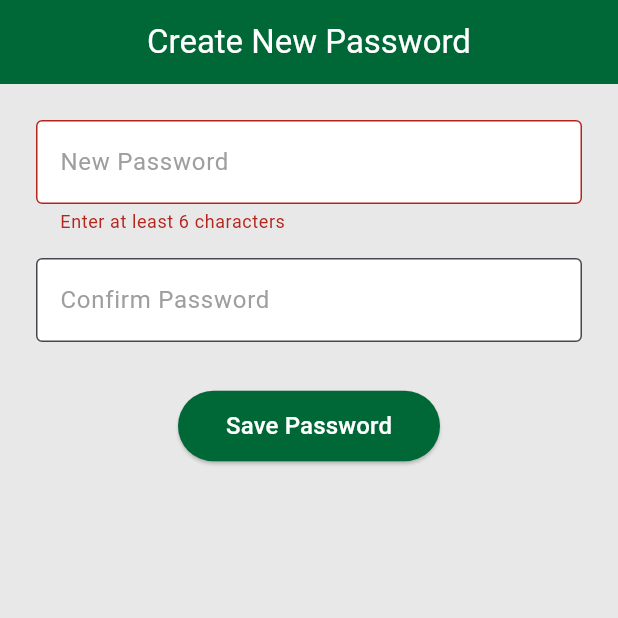
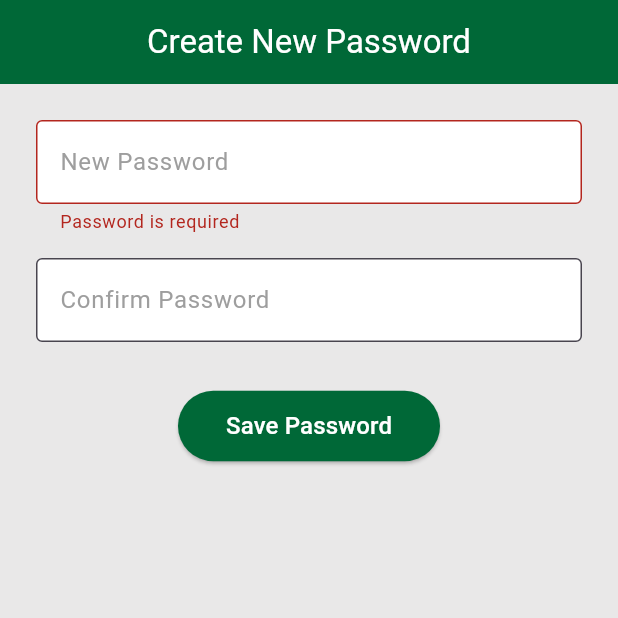
Before and after one commit to bounswe/bounswe2025group6, a Flutter app: the CreateNewPasswordPage screen opened directly with empty values, after a tap on "Save Password", on a phone screen of 412 x 824 dp, the top half of it. Run offline on Flutter 3.47's test engine with Material 3 defaults, Android fonts, the phone set to English and light mode, and no system bars; our stand-ins replace file_picker, flutter_secure_storage; accounts and stored records are empty.

Commit message:
Completed the reset password flow

```diff
--- a/mobile/lib/screens/new_password_screen.dart
+++ b/mobile/lib/screens/new_password_screen.dart
@@ -4,10 +4,12 @@ import 'package:fithub/services/auth_service.dart';
 
 class CreateNewPasswordPage extends StatefulWidget {
   final String email;
+  final String token;
   final AuthService? authService;
 
   const CreateNewPasswordPage({
     required this.email,
+    required this.token,
     this.authService,
     super.key,
   });
@@ -20,12 +22,52 @@ class _CreateNewPasswordPageState extends State<CreateNewPasswordPage> {
   final _formKey = GlobalKey<FormState>();
   final _newPasswordController = TextEditingController();
   final _repeatPasswordController = TextEditingController();
+  bool _isLoading = false;
+  late final AuthService _authService;
 
-  void _submitForm() {
+  @override
+  void initState() {
+    super.initState();
+    _authService = widget.authService ?? AuthService();
+  }
+
+  Future<void> _submitForm() async {
     if (_formKey.currentState!.validate()) {
-      final newPassword = _newPasswordController.text;
-      debugPrint("New password: $newPassword");
-      // TODO: Send password to backend
+      setState(() {
+        _isLoading = true;
+      });
+
+      try {
+        final newPassword = _newPasswordController.text;
+        await _authService.resetPassword(widget.token, newPassword);
+
+        if (mounted) {
+          ScaffoldMessenger.of(context).showSnackBar(
+            const SnackBar(
+              content: Text('Password reset successful'),
+              backgroundColor: AppTheme.primaryGreen,
+            ),
+          );
+
+          // Navigate to login screen
+          Navigator.of(context).popUntil((route) => route.isFirst);
+        }
+      } catch (e) {
+        if (mounted) {
+          ScaffoldMessenger.of(context).showSnackBar(
+            SnackBar(
+              content: Text(e.toString()),
+              backgroundColor: Colors.red,
+            ),
+          );
+        }
+      } finally {
+        if (mounted) {
+          setState(() {
+            _isLoading = false;
+          });
+        }
+      }
     }
   }
 
@@ -34,6 +76,16 @@ class _CreateNewPasswordPageState extends State<CreateNewPasswordPage> {
     _newPasswordController.dispose();
     _repeatPasswordController.dispose();
     super.dispose();
+  }
+
+  String? _validatePassword(String? value) {
+    if (value == null || value.isEmpty) {
+      return 'Password is required';
+    }
+    if (value.length < 8) {
+      return 'Password must be at least 8 characters';
+    }
+    return null;
   }
 
   @override
@@ -59,10 +111,7 @@ class _CreateNewPasswordPageState extends State<CreateNewPasswordPage> {
                   labelText: 'New Password',
                   border: OutlineInputBorder(),
                 ),
-                validator: (value) =>
-                value != null && value.length >= 6
-                    ? null
-                    : 'Enter at least 6 characters',
+                validator: _validatePassword,
               ),
               const SizedBox(height: 16),
               TextFormField(
@@ -81,15 +130,24 @@ class _CreateNewPasswordPageState extends State<CreateNewPasswordPage> {
               ),
               const SizedBox(height: 32),
               ElevatedButton(
-                onPressed: _submitForm,
+                onPressed: _isLoading ? null : _submitForm,
                 style: ElevatedButton.styleFrom(
                   backgroundColor: AppTheme.primaryGreen,
                   padding: const EdgeInsets.symmetric(horizontal: 32, vertical: 12),
                 ),
-                child: const Text(
-                  'Save Password',
-                  style: TextStyle(fontSize: 16, color: Colors.white),
-                ),
+                child: _isLoading
+                    ? const SizedBox(
+                        width: 20,
+                        height: 20,
+                        child: CircularProgressIndicator(
+                          color: Colors.white,
+                          strokeWidth: 2,
+                        ),
+                      )
+                    : const Text(
+                        'Save Password',
+                        style: TextStyle(fontSize: 16, color: Colors.white),
+                      ),
               ),
             ],
           ),
--- a/mobile/lib/screens/verify_code_screen.dart
+++ b/mobile/lib/screens/verify_code_screen.dart
@@ -120,7 +120,7 @@ class _VerifyCodeScreenState extends State<VerifyCodeScreen> {
       });
 
       try {
-        await _authService.verifyResetCode(
+        final token = await _authService.verifyResetCode(
           widget.email,
           _resetCodeController.text.trim(),
         );
@@ -133,12 +133,13 @@ class _VerifyCodeScreenState extends State<VerifyCodeScreen> {
             ),
           );
 
-          // Navigate to new password screen
+          // Navigate to new password screen with token
           Navigator.pushReplacement(
             context,
             MaterialPageRoute(
               builder: (_) => CreateNewPasswordPage(
                 email: widget.email,
+                token: token,
                 authService: _authService,
               ),
             ),
```
Also changed, not shown: mobile/lib/screens/register_screen.dart (+4 -5 lines), mobile/lib/services/auth_service.dart (+52 -42 lines), 2 other files.
